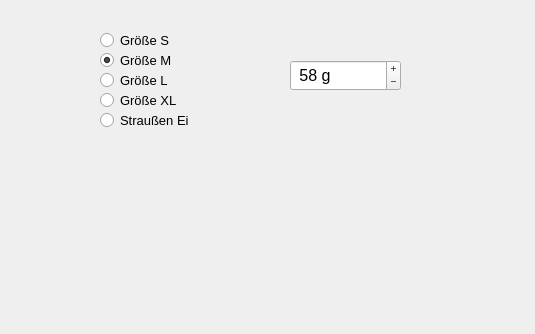
Old version of the form ei-o-mat/mainwindow.ui in the repository kampfknoedel/ei-o-mat; both pictures show x 0 to 535 and y 0 to 334 of the 800 by 600 pixel window.
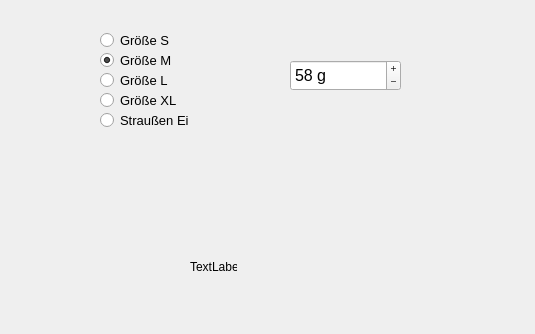
New version of the form.

Commit message: funktion Calctime hinzugefügt

What changed in the file:
```diff
--- a/ei-o-mat/mainwindow.ui
+++ b/ei-o-mat/mainwindow.ui
@@ -113,7 +113,7 @@
      <string> g</string>
     </property>
     <property name="prefix">
-     <string> </string>
+     <string/>
     </property>
     <property name="minimum">
      <number>10</number>
@@ -143,6 +143,19 @@
      <string>Straußen Ei</string>
     </property>
    </widget>
+   <widget class="QLabel" name="label">
+    <property name="geometry">
+     <rect>
+      <x>190</x>
+      <y>260</y>
+      <width>47</width>
+      <height>14</height>
+     </rect>
+    </property>
+    <property name="text">
+     <string>TextLabel</string>
+    </property>
+   </widget>
   </widget>
   <widget class="QMenuBar" name="menubar">
    <property name="geometry">
```
The commit also changes 2 other files.
